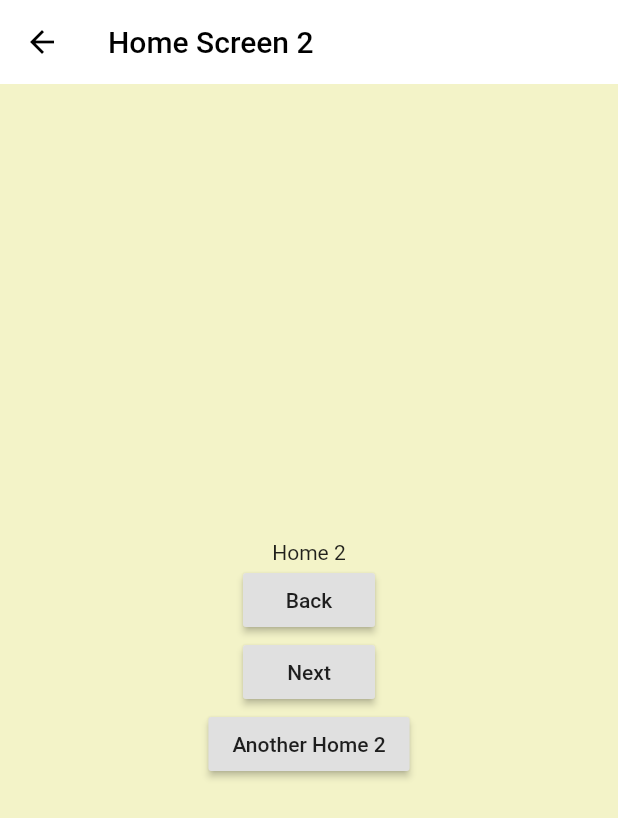
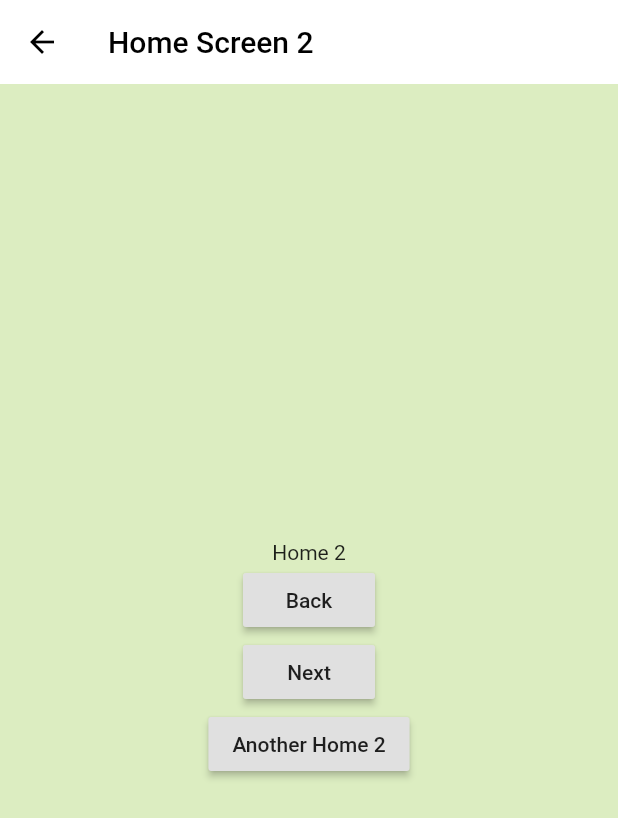
Before and after one commit to MichaelGuldborg/FlutterNestedNavigation, a Flutter app: the screen it shows after launch, after a tap on "Next", on a phone screen of 412 x 824 dp. Shown: the top 818 px of the screen. Run offline on Flutter 3.47's test engine with Material 2 defaults, Android fonts, the phone set to English and light mode, and no system bars.

Commit message:
Add preview

```diff
--- a/lib/pages/home/home_screen_1.dart
+++ b/lib/pages/home/home_screen_1.dart
@@ -12,7 +12,7 @@ class HomeScreen1State extends State<HomeScreen1> {
   Widget build(BuildContext context) {
     return Scaffold(
       body: Container(
-        color: Theme.of(context).backgroundColor.withGreen(200),
+        color: Color(0xFFa8e6cf),
         child: Center(
           child: Column(
             mainAxisAlignment: MainAxisAlignment.center,
--- a/lib/pages/home/home_screen_2.dart
+++ b/lib/pages/home/home_screen_2.dart
@@ -6,7 +6,7 @@ class HomeScreen2 extends StatelessWidget {
   Widget build(BuildContext context) {
     return Scaffold(
       body: Container(
-        color: Theme.of(context).backgroundColor.withBlue(200),
+        color: Color(0xFFdcedc1),
         child: Center(
           child: Column(
             mainAxisAlignment: MainAxisAlignment.center,
--- a/lib/pages/home/home_screen_3.dart
+++ b/lib/pages/home/home_screen_3.dart
@@ -7,7 +7,7 @@ class HomeScreen3 extends StatelessWidget {
   Widget build(BuildContext context) {
     return Scaffold(
       body: Container(
-        color: Theme.of(context).backgroundColor.withRed(200),
+        color: Color(0xFFffaaa5),
         child: Center(
           child: Column(
             mainAxisAlignment: MainAxisAlignment.center,
```
Also changed, not shown: 2 other files.
